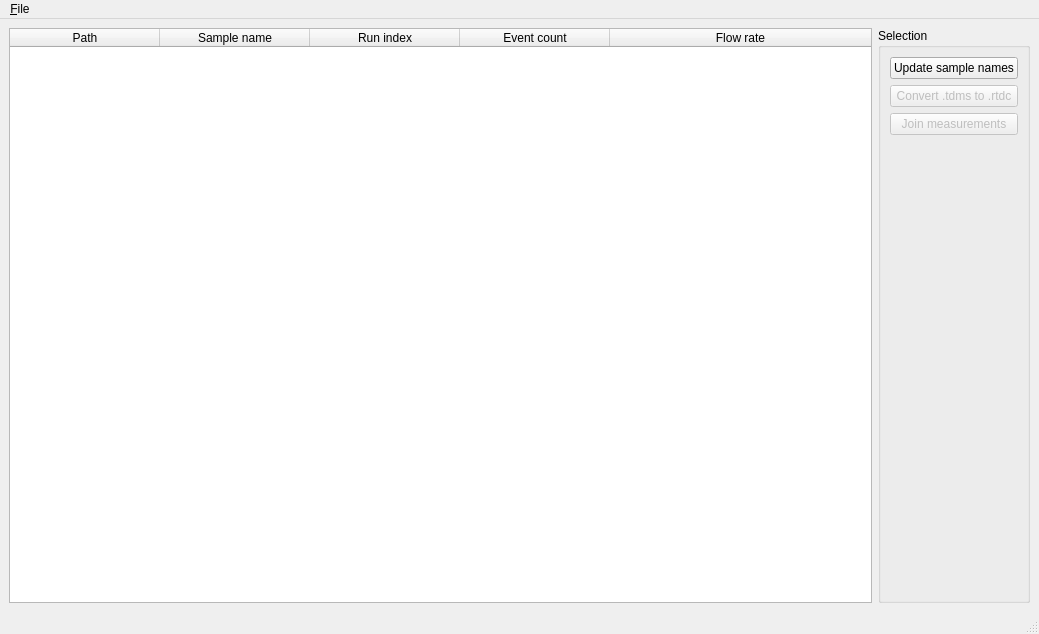
Old version of the form dckit/main.ui in the repository DC-analysis/DCKit.
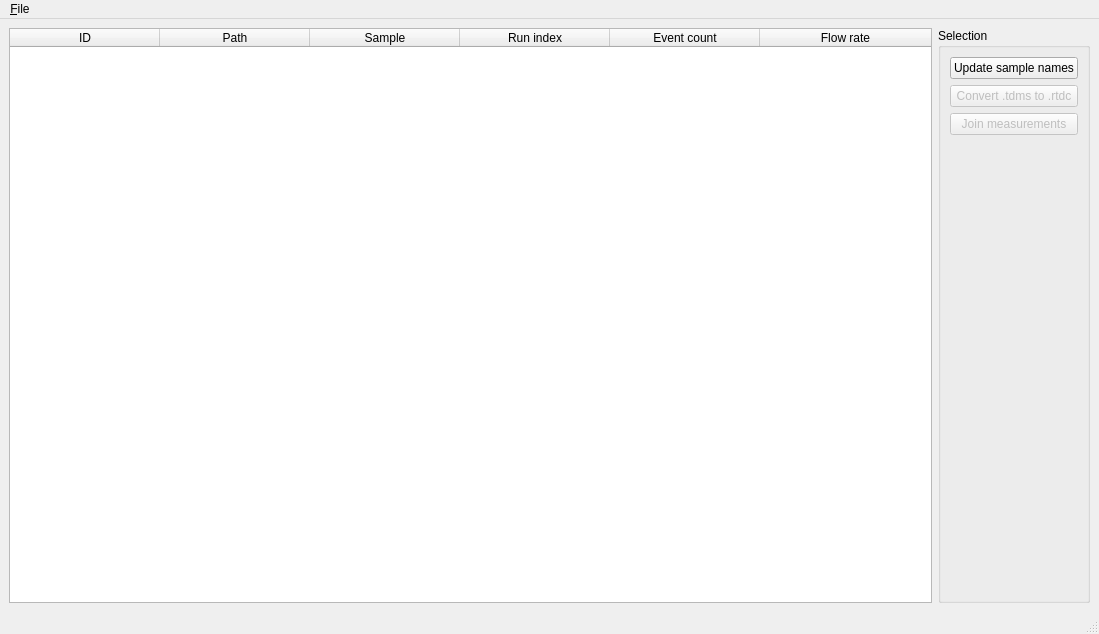
New version of the form.

Commit message: implement renaming of sample

Patch:
```diff
--- a/dckit/main.ui
+++ b/dckit/main.ui
@@ -6,7 +6,7 @@
    <rect>
     <x>0</x>
     <y>0</y>
-    <width>1039</width>
+    <width>1099</width>
     <height>634</height>
    </rect>
   </property>
@@ -41,6 +41,11 @@
       <attribute name="horizontalHeaderStretchLastSection">
        <bool>true</bool>
       </attribute>
+      <column>
+       <property name="text">
+        <string>ID</string>
+       </property>
+      </column>
       <column>
        <property name="text">
         <string>Path</string>
@@ -51,7 +56,7 @@
       </column>
       <column>
        <property name="text">
-        <string>Sample name</string>
+        <string>Sample</string>
        </property>
       </column>
       <column>
@@ -127,7 +132,7 @@
     <rect>
      <x>0</x>
      <y>0</y>
-     <width>1039</width>
+     <width>1099</width>
      <height>22</height>
     </rect>
    </property>
```
The commit also changes 3 other files.
